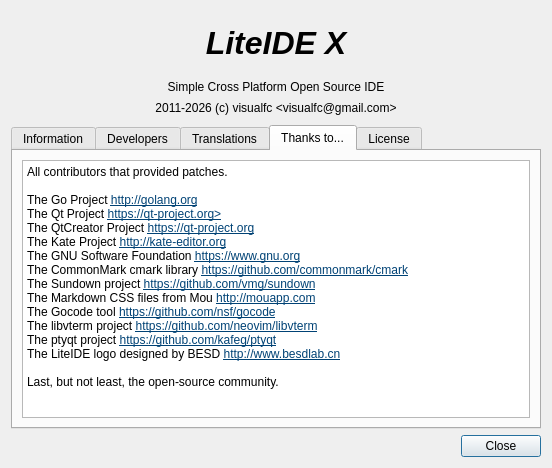
Qt form liteidex/src/liteapp/aboutdialog.ui (mowangshuying/LiteideX) before a commit.
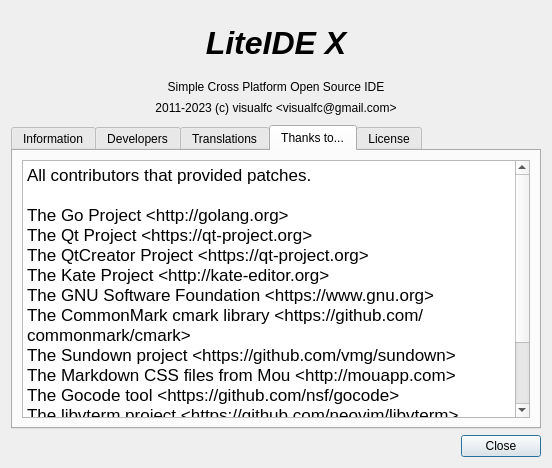
The same form after that commit. The open tabs and pages were chosen to show the change. Icons and pictures are not drawn.

Commit message: feat(liteapp): qt6 API migration, folder-sync on editor close and log-link parsing

What changed in the file:
```diff
--- a/liteidex/src/liteapp/aboutdialog.ui
+++ b/liteidex/src/liteapp/aboutdialog.ui
@@ -67,7 +67,7 @@
        <item>
         <widget class="QLabel" name="label_9">
          <property name="text">
-          <string notr="true">&lt;html&gt;&lt;head/&gt;&lt;body&gt;&lt;p&gt;2011-2026 (c) visualfc &amp;lt;visualfc@gmail.com&amp;gt;&lt;/p&gt;&lt;/body&gt;&lt;/html&gt;</string>
+          <string notr="true">&lt;html&gt;&lt;head/&gt;&lt;body&gt;&lt;p&gt;2011-2023 (c) visualfc &amp;lt;visualfc@gmail.com&amp;gt;&lt;/p&gt;&lt;/body&gt;&lt;/html&gt;</string>
          </property>
          <property name="alignment">
           <set>Qt::AlignmentFlag::AlignCenter</set>
@@ -546,9 +546,6 @@
       <layout class="QVBoxLayout" name="verticalLayout_3">
        <item>
         <widget class="QTextBrowser" name="textBrowser">
-         <property name="styleSheet">
-          <string notr="true"/>
-         </property>
          <property name="html">
           <string notr="true">&lt;!DOCTYPE HTML PUBLIC &quot;-//W3C//DTD HTML 4.0//EN&quot; &quot;http://www.w3.org/TR/REC-html40/strict.dtd&quot;&gt;
 &lt;html&gt;&lt;head&gt;&lt;meta name=&quot;qrichtext&quot; content=&quot;1&quot; /&gt;&lt;meta charset=&quot;utf-8&quot; /&gt;&lt;style type=&quot;text/css&quot;&gt;
@@ -556,8 +553,23 @@
 hr { height: 1px; border-width: 0; }
 li.unchecked::marker { content: &quot;\2610&quot;; }
 li.checked::marker { content: &quot;\2612&quot;; }
-&lt;/style&gt;&lt;/head&gt;&lt;body style=&quot; font-family:'Microsoft YaHei UI'; font-size:9pt; font-weight:400; font-style:normal;&quot;&gt;
-&lt;p style=&quot; margin-top:0px; margin-bottom:0px; margin-left:0px; margin-right:0px; -qt-block-indent:0; text-indent:0px;&quot;&gt;All contributors that provided patches.&lt;br /&gt;&lt;br /&gt;The Go Project &lt;a href=&quot;http://golang.org&quot;&gt;&lt;span style=&quot; text-decoration: underline; color:#004275;&quot;&gt;http://golang.org&lt;/span&gt;&lt;/a&gt;&lt;br /&gt;The Qt Project &lt;a href=&quot;https://qt-project.org&quot;&gt;&lt;span style=&quot; text-decoration: underline; color:#004275;&quot;&gt;https://qt-project.org&amp;gt;&lt;/span&gt;&lt;/a&gt;&lt;br /&gt;The QtCreator Project &lt;a href=&quot;https://qt-project.org&quot;&gt;&lt;span style=&quot; text-decoration: underline; color:#004275;&quot;&gt;https://qt-project.org&lt;/span&gt;&lt;/a&gt;&lt;br /&gt;The Kate Project &lt;a href=&quot;http://kate-editor.org&quot;&gt;&lt;span style=&quot; text-decoration: underline; color:#004275;&quot;&gt;http://kate-editor.org&lt;/span&gt;&lt;/a&gt;&lt;br /&gt;The GNU Software Foundation &lt;a href=&quot;https://www.gnu.org&quot;&gt;&lt;span style=&quot; text-decoration: underline; color:#004275;&quot;&gt;https://www.gnu.org&lt;/span&gt;&lt;/a&gt;&lt;br /&gt;The CommonMark cmark library &lt;a href=&quot;https://github.com/commonmark/cmark&quot;&gt;&lt;span style=&quot; text-decoration: underline; color:#004275;&quot;&gt;https://github.com/commonmark/cmark&lt;/span&gt;&lt;/a&gt;&lt;br /&gt;The Sundown project &lt;a href=&quot;https://github.com/vmg/sundown&quot;&gt;&lt;span style=&quot; text-decoration: underline; color:#004275;&quot;&gt;https://github.com/vmg/sundown&lt;/span&gt;&lt;/a&gt;&lt;br /&gt;The Markdown CSS files from Mou &lt;a href=&quot;http://mouapp.com&quot;&gt;&lt;span style=&quot; text-decoration: underline; color:#004275;&quot;&gt;http://mouapp.com&lt;/span&gt;&lt;/a&gt;&lt;br /&gt;The Gocode tool &lt;a href=&quot;https://github.com/nsf/gocode&quot;&gt;&lt;span style=&quot; text-decoration: underline; color:#004275;&quot;&gt;https://github.com/nsf/gocode&lt;/span&gt;&lt;/a&gt;&lt;br /&gt;The libvterm project &lt;a href=&quot;https://github.com/neovim/libvterm&quot;&gt;&lt;span style=&quot; text-decoration: underline; color:#004275;&quot;&gt;https://github.com/neovim/libvterm&lt;/span&gt;&lt;/a&gt;&lt;br /&gt;The ptyqt project &lt;a href=&quot;https://github.com/kafeg/ptyqt&quot;&gt;&lt;span style=&quot; text-decoration: underline; color:#004275;&quot;&gt;https://github.com/kafeg/ptyqt&lt;/span&gt;&lt;/a&gt;&lt;br /&gt;The LiteIDE logo designed by BESD &lt;a href=&quot;http://www.besdlab.cn&quot;&gt;&lt;span style=&quot; text-decoration: underline; color:#004275;&quot;&gt;http://www.besdlab.cn&lt;/span&gt;&lt;/a&gt;&lt;br /&gt;&lt;br /&gt;Last, but not least, the open-source community.&lt;br /&gt;&lt;/p&gt;&lt;/body&gt;&lt;/html&gt;</string>
+&lt;/style&gt;&lt;/head&gt;&lt;body style=&quot; font-family:'.SF NS Text'; font-size:13pt; font-weight:400; font-style:normal;&quot;&gt;
+&lt;p style=&quot; margin-top:0px; margin-bottom:0px; margin-left:0px; margin-right:0px; -qt-block-indent:0; text-indent:0px;&quot;&gt;All contributors that provided patches.&lt;/p&gt;
+&lt;p style=&quot;-qt-paragraph-type:empty; margin-top:0px; margin-bottom:0px; margin-left:0px; margin-right:0px; -qt-block-indent:0; text-indent:0px;&quot;&gt;&lt;br /&gt;&lt;/p&gt;
+&lt;p style=&quot; margin-top:0px; margin-bottom:0px; margin-left:0px; margin-right:0px; -qt-block-indent:0; text-indent:0px;&quot;&gt;The Go Project &amp;lt;http://golang.org&amp;gt;&lt;/p&gt;
+&lt;p style=&quot; margin-top:0px; margin-bottom:0px; margin-left:0px; margin-right:0px; -qt-block-indent:0; text-indent:0px;&quot;&gt;The Qt Project &amp;lt;https://qt-project.org&amp;gt;&lt;/p&gt;
+&lt;p style=&quot; margin-top:0px; margin-bottom:0px; margin-left:0px; margin-right:0px; -qt-block-indent:0; text-indent:0px;&quot;&gt;The QtCreator Project &amp;lt;https://qt-project.org&amp;gt;&lt;/p&gt;
+&lt;p style=&quot; margin-top:0px; margin-bottom:0px; margin-left:0px; margin-right:0px; -qt-block-indent:0; text-indent:0px;&quot;&gt;The Kate Project &amp;lt;http://kate-editor.org&amp;gt;&lt;/p&gt;
+&lt;p style=&quot; margin-top:0px; margin-bottom:0px; margin-left:0px; margin-right:0px; -qt-block-indent:0; text-indent:0px;&quot;&gt;The GNU Software Foundation &amp;lt;https://www.gnu.org&amp;gt;&lt;/p&gt;
+&lt;p style=&quot; margin-top:0px; margin-bottom:0px; margin-left:0px; margin-right:0px; -qt-block-indent:0; text-indent:0px;&quot;&gt;The CommonMark cmark library &amp;lt;https://github.com/commonmark/cmark&amp;gt;&lt;/p&gt;
+&lt;p style=&quot; margin-top:0px; margin-bottom:0px; margin-left:0px; margin-right:0px; -qt-block-indent:0; text-indent:0px;&quot;&gt;The Sundown project &amp;lt;https://github.com/vmg/sundown&amp;gt;&lt;/p&gt;
+&lt;p style=&quot; margin-top:0px; margin-bottom:0px; margin-left:0px; margin-right:0px; -qt-block-indent:0; text-indent:0px;&quot;&gt;The Markdown CSS files from Mou &amp;lt;http://mouapp.com&amp;gt;&lt;/p&gt;
+&lt;p style=&quot; margin-top:0px; margin-bottom:0px; margin-left:0px; margin-right:0px; -qt-block-indent:0; text-indent:0px;&quot;&gt;The Gocode tool &amp;lt;https://github.com/nsf/gocode&amp;gt;&lt;/p&gt;
+&lt;p style=&quot; margin-top:0px; margin-bottom:0px; margin-left:0px; margin-right:0px; -qt-block-indent:0; text-indent:0px;&quot;&gt;The libvterm project &amp;lt;https://github.com/neovim/libvterm&amp;gt;&lt;/p&gt;
+&lt;p style=&quot; margin-top:0px; margin-bottom:0px; margin-left:0px; margin-right:0px; -qt-block-indent:0; text-indent:0px;&quot;&gt;The ptyqt project &amp;lt;https://github.com/kafeg/ptyqt&amp;gt;&lt;/p&gt;
+&lt;p style=&quot; margin-top:0px; margin-bottom:0px; margin-left:0px; margin-right:0px; -qt-block-indent:0; text-indent:0px;&quot;&gt;The LiteIDE logo designed by BESD &amp;lt;http://www.besdlab.cn&amp;gt;&lt;/p&gt;
+&lt;p style=&quot;-qt-paragraph-type:empty; margin-top:0px; margin-bottom:0px; margin-left:0px; margin-right:0px; -qt-block-indent:0; text-indent:0px;&quot;&gt;&lt;br /&gt;&lt;/p&gt;
+&lt;p style=&quot; margin-top:0px; margin-bottom:0px; margin-left:0px; margin-right:0px; -qt-block-indent:0; text-indent:0px;&quot;&gt;Last, but not least, the open-source community.&lt;/p&gt;&lt;/body&gt;&lt;/html&gt;</string>
          </property>
         </widget>
        </item>
```
Left out of the diff: 36 changed lines with no effect on the pictures. The commit also changes 25 other files.
